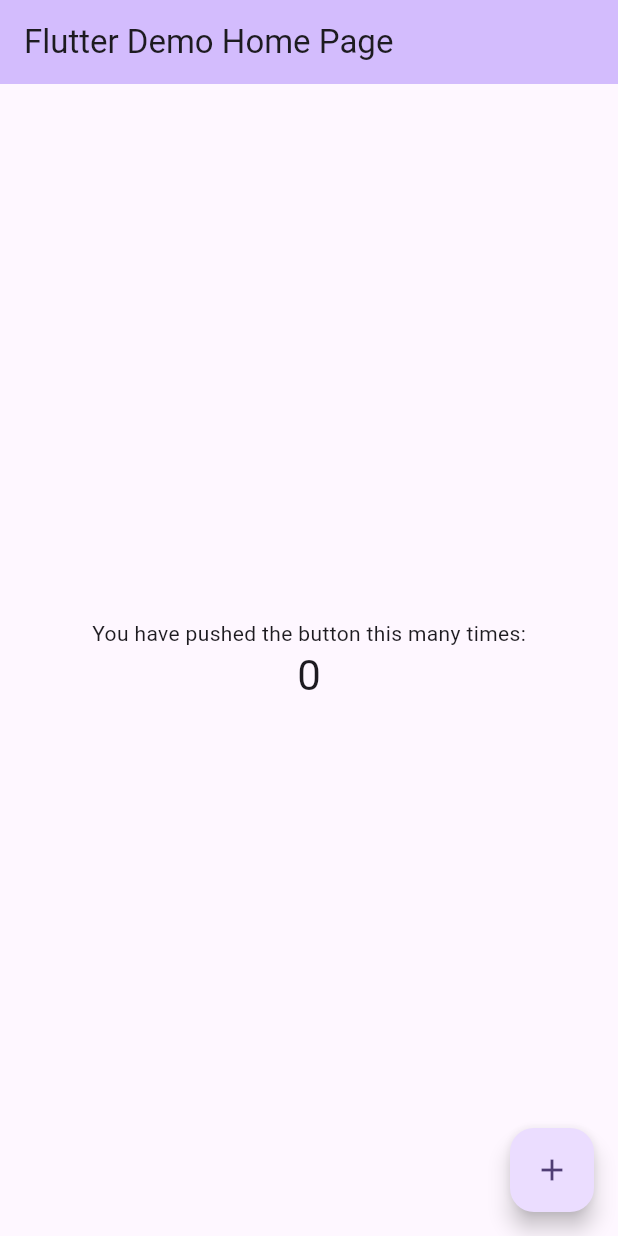
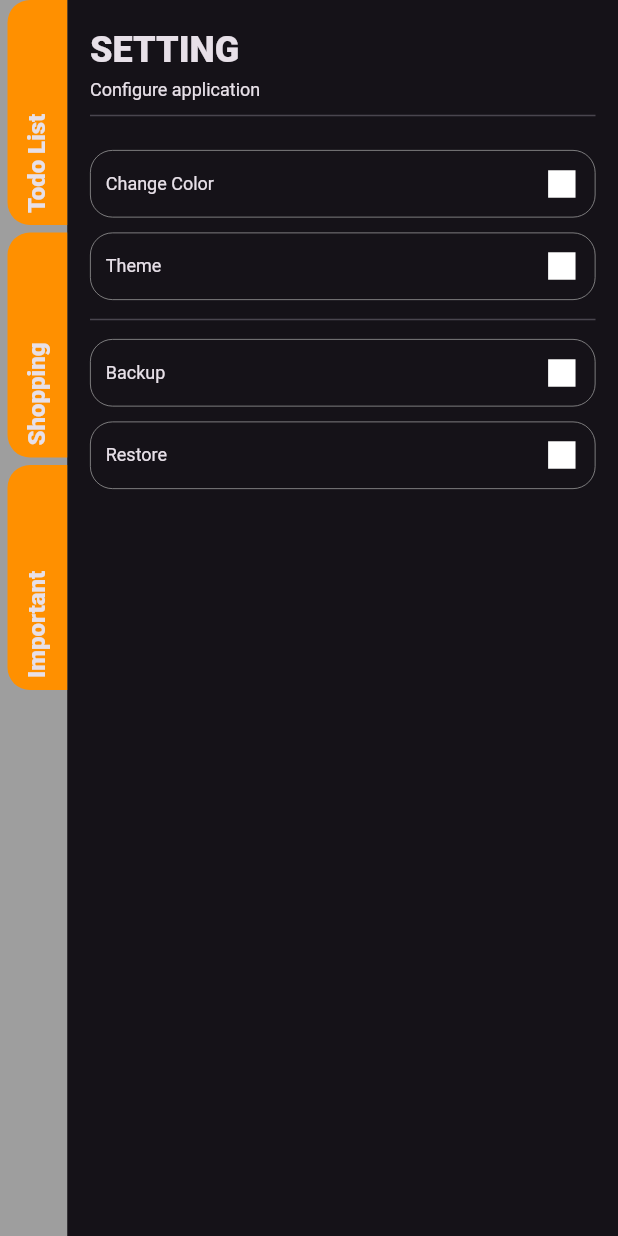
Before and after one commit to cheamseta/flutter_todo_list, a Flutter app: the screen it shows after launch, on a phone screen of 412 x 824 dp. Run offline on Flutter 3.47's test engine with Material 3 defaults, Android fonts, the phone set to English and light mode, and no system bars; our stand-ins replace get.

Commit message:
adding todo list tab layout on the side and using GetX

```diff
--- /dev/null
+++ b/lib/constant/const.dart
@@ -0,0 +1,4 @@
+class ConstValue {
+  static double roundedRadius = 15;
+  static double bodyVeritclaPadding = 20;
+}
--- /dev/null
+++ b/lib/controllers/start_page_controller.dart
@@ -0,0 +1,40 @@
+import 'package:get/get.dart';
+
+class StartPageController extends GetxController {
+  static StartPageController get ctrl => Get.put(StartPageController());
+
+  String selectedTab = "";
+
+  List<Map> tabList = [
+    {
+      "id": "39383883",
+      "title": "Todo List",
+      "color": "00000",
+    },
+    {
+      "id": "343434",
+      "title": "Shopping",
+      "color": "00000",
+    },
+    {
+      "id": "575556",
+      "title": "Important",
+      "color": "00000",
+    }
+  ];
+
+  void onViewDidLoad() {
+    selectedTab = ctrl.tabList.first['id'];
+  }
+
+  void onSelectedTab(Map tab) {
+    selectedTab = tab['id'];
+    ctrl.update();
+  }
+
+  @override
+  void onReady() {
+    onViewDidLoad();
+    super.onReady();
+  }
+}
--- a/lib/main.dart
+++ b/lib/main.dart
@@ -1,70 +1,48 @@
 import 'package:flutter/material.dart';
+import 'package:flutter_todo_list/pages/start_page.dart';
+import 'package:flutter_todo_list/theme/app_theme.dart';
+import 'package:get/get.dart';
+
+AppTheme currentTheme = AppTheme();
 
 void main() {
   runApp(const MyApp());
 }
 
-class MyApp extends StatelessWidget {
+class MyApp extends StatefulWidget {
   const MyApp({super.key});
 
-  // This widget is the root of your application.
   @override
-  Widget build(BuildContext context) {
-    return MaterialApp(
-      title: 'Flutter Demo',
-      theme: ThemeData(
-        colorScheme: ColorScheme.fromSeed(seedColor: Colors.deepPurple),
-        useMaterial3: true,
-      ),
-      home: const MyHomePage(title: 'Flutter Demo Home Page'),
-    );
+  State<StatefulWidget> createState() {
+    return _MyAppState();
   }
 }
 
-class MyHomePage extends StatefulWidget {
-  const MyHomePage({super.key, required this.title});
-
-  final String title;
-
+class _MyAppState extends State<MyApp> {
   @override
-  State<MyHomePage> createState() => _MyHomePageState();
-}
-
-class _MyHomePageState extends State<MyHomePage> {
-  int _counter = 0;
-
-  void _incrementCounter() {
-    setState(() {
-      _counter++;
+  void initState() {
+    super.initState();
+    currentTheme.addListener(() {
+      setState(() {});
     });
   }
 
   @override
   Widget build(BuildContext context) {
-    return Scaffold(
-      appBar: AppBar(
-        backgroundColor: Theme.of(context).colorScheme.inversePrimary,
-        title: Text(widget.title),
-      ),
-      body: Center(
-        child: Column(
-          mainAxisAlignment: MainAxisAlignment.center,
-          children: <Widget>[
-            const Text(
-              'You have pushed the button this many times:',
-            ),
-            Text(
-              '$_counter',
-              style: Theme.of(context).textTheme.headlineMedium,
-            ),
-          ],
-        ),
-      ),
-      floatingActionButton: FloatingActionButton(
-        onPressed: _incrementCounter,
-        tooltip: 'Increment',
-        child: const Icon(Icons.add),
-      ), // This trailing comma makes auto-formatting nicer for build methods.
+    return GetMaterialApp(
+      title: 'Flutter ToDo List',
+      theme: ThemeData(
+          colorScheme:
+              ColorScheme.fromSeed(seedColor: currentTheme.currentColor()),
+          useMaterial3: true),
+      darkTheme: ThemeData(
+          colorScheme: ColorScheme.fromSeed(
+            seedColor: currentTheme.currentColor(),
+            brightness: Brightness.dark,
+          ),
+          useMaterial3: true),
+      themeMode: currentTheme.currentTheme(),
+      home: const StartPage(),
     );
   }
 }
--- /dev/null
+++ b/lib/pages/setting_page.dart
@@ -0,0 +1,42 @@
+import 'package:flutter/material.dart';
+import 'package:flutter_todo_list/constant/const.dart';
+import 'package:flutter_todo_list/shared/components/container_widget.dart';
+import 'package:flutter_todo_list/shared/components/text_widget.dart';
+
+class SettingPage extends StatelessWidget {
+  @override
+  Widget build(BuildContext context) {
+    return ContainerWidget(
+      title: "Setting",
+      subtitle: "Configure application ",
+      body: SingleChildScrollView(
+          padding: EdgeInsets.symmetric(vertical: ConstValue.roundedRadius),
+          child: Column(
+            crossAxisAlignment: CrossAxisAlignment.start,
+            children: [
+              tile(title: "Change Color", trailing: const Icon(Icons.square)),
+              const SizedBox(height: 10),
+              tile(title: "Theme", trailing: const Icon(Icons.square)),
+              const SizedBox(height: 5),
+              const Divider(),
+              const SizedBox(height: 5),
+              tile(title: "Backup", trailing: const Icon(Icons.square)),
+              const SizedBox(height: 10),
+              tile(title: "Restore", trailing: const Icon(Icons.square)),
+            ],
+          )),
+    );
+  }
+
+  Widget tile({required String title, required Widget trailing}) {
+    return Container(
+        decoration: BoxDecoration(
+            border: Border.all(width: 0.5, color: Colors.grey),
+            borderRadius: BorderRadius.circular(ConstValue.roundedRadius)),
+        padding: const EdgeInsets.symmetric(horizontal: 10, vertical: 10),
+        child: Row(
+          mainAxisAlignment: MainAxisAlignment.spaceBetween,
+          children: [TDText.body(title), trailing],
+        ));
+  }
+}
--- /dev/null
+++ b/lib/pages/start_page.dart
@@ -0,0 +1,56 @@
+import 'package:flutter/material.dart';
+import 'package:flutter_todo_list/controllers/start_page_controller.dart';
+import 'package:flutter_todo_list/pages/setting_page.dart';
+import 'package:flutter_todo_list/shared/components/side_tab_widget.dart';
+import 'package:get/get_state_manager/get_state_manager.dart';
+
+class StartPage extends StatefulWidget {
+  const StartPage({super.key});
+
+  @override
+  State<StatefulWidget> createState() {
+    return _StartPageState();
+  }
+}
+
+class _StartPageState extends State<StartPage> {
+  StartPageController ctrl = StartPageController.ctrl;
+
+  @override
+  Widget build(BuildContext context) {
+    return GetBuilder<StartPageController>(
+        initState: (state) => ctrl.onViewDidLoad,
+        builder: (builder) =>
+            Scaffold(body: Row(children: [todoListTabCategory(), body()])));
+  }
+
+  Widget body() {
+    return Flexible(child: SettingPage());
+  }
+
+  Widget todoListTabCategory() {
+    List<Widget> list = [];
+
+    for (final tab in ctrl.tabList) {
+      list.add(Padding(
+        padding: const EdgeInsets.only(bottom: 5),
+        child: SideTabWidget(
+            tab: tab,
+            selectedId: ctrl.selectedTab,
+            onSelect: (select) => ctrl.onSelectedTab(tab)),
+      ));
+    }
+
+    return Container(
+        width: 45,
+        color: Colors.grey,
+        child: Column(
+          mainAxisAlignment: MainAxisAlignment.spaceBetween,
+          children: [
+            Column(children: list),
+            const SizedBox()
+            // SideTabWidget(tab: ),
+          ],
+        ));
+  }
+}
--- /dev/null
+++ b/lib/shared/components/container_widget.dart
@@ -0,0 +1,46 @@
+import 'package:flutter/material.dart';
+import 'package:flutter_todo_list/shared/components/text_widget.dart';
+
+class ContainerWidget extends StatelessWidget {
+  final String title;
+  final Widget body;
+  String? subtitle;
+  List<Widget>? actions;
+
+  ContainerWidget({
+    super.key,
+    required this.title,
+    required this.body,
+    this.subtitle,
+    this.actions,
+  });
+
+  @override
+  Widget build(BuildContext context) {
+    Widget subtitleWidget = const SizedBox();
+
+    if (subtitle != null) {
+      subtitleWidget = TDText.body(subtitle!);
+    }
+
+    return SafeArea(
+        child: Container(
+            color: Theme.of(context).canvasColor,
+            padding: const EdgeInsets.symmetric(horizontal: 15, vertical: 15),
+            child: Column(
+              crossAxisAlignment: CrossAxisAlignment.start,
+              mainAxisAlignment: MainAxisAlignment.start,
+              children: [
+                Row(
+                    mainAxisAlignment: MainAxisAlignment.spaceBetween,
+                    children: [
+                      TDText.header(title.toUpperCase(), isBold: true),
+                      Row(children: actions ?? [])
+                    ]),
+                subtitleWidget,
+                const Divider(),
+                Expanded(child: body)
+              ],
+            )));
+  }
+}
--- /dev/null
+++ b/lib/shared/components/side_tab_widget.dart
@@ -0,0 +1,37 @@
+import 'package:flutter/material.dart';
+import 'package:flutter_todo_list/constant/const.dart';
+import 'package:flutter_todo_list/shared/components/text_widget.dart';
+
+class SideTabWidget extends StatelessWidget {
+  final Map tab;
+  final Function(Map) onSelect;
+  final String selectedId;
+
+  const SideTabWidget({
+    super.key,
+    required this.tab,
+    required this.onSelect,
+    required this.selectedId,
+  });
+
+  @override
+  Widget build(BuildContext context) {
+    return InkWell(
+        onTap: () => onSelect.call(tab),
+        child: Container(
+          constraints: const BoxConstraints(minHeight: 150),
+          margin: const EdgeInsets.only(left: 5),
+          decoration: BoxDecoration(
+              color: selectedId == tab['id']
+                  ? Theme.of(context).canvasColor
+                  : Color(0xFFFF9000),
+              borderRadius: BorderRadius.only(
+                  bottomLeft: Radius.circular(ConstValue.roundedRadius),
+                  topLeft: Radius.circular(ConstValue.roundedRadius))),
+          padding: const EdgeInsets.symmetric(horizontal: 8, vertical: 8),
+          child: RotatedBox(
+              quarterTurns: 3,
+              child: TDText.subtitle(tab['title'], isBold: true)),
+        ));
+  }
+}
--- /dev/null
+++ b/lib/shared/components/text_widget.dart
@@ -0,0 +1,258 @@
+// ignore_for_file: must_be_immutable
+
+import 'package:flutter/material.dart';
+import 'package:flutter_todo_list/theme/text_style.dart';
+
+class TDText extends StatelessWidget {
+  final String text;
+  final TextStyle textStyle;
+  bool isBold;
+  TextAlign align;
+  bool isCross;
+  int maxLine;
+  TextOverflow? textOverflow;
+
+  TDText({
+    super.key,
+    required this.text,
+    required this.textStyle,
+    this.isBold = false,
+    this.align = TextAlign.center,
+    this.isCross = false,
+    this.textOverflow,
+    this.maxLine = 3,
+  });
+
+  @override
+  Widget build(BuildContext context) {
+    return Text(
+      text,
+      overflow: textOverflow,
+      maxLines: maxLine,
+      textAlign: align,
+      style: textStyle,
+    );
+  }
+
+  static Widget title(
+    String text, {
+    isBold = false,
+    align = TextAlign.left,
+    isCross = false,
+    maxLine = 3,
+    TextOverflow? textOverflow,
+    Color? color,
+  }) {
+    return _BWTextTitleWidget(
+        text: text,
+        isBold: isBold,
+        isCross: isCross,
+        align: align,
+        maxLine: maxLine,
+        color: color,
+        textOverflow: textOverflow);
+  }
+
+  static TDText header(String text,
+      {isBold = false, align = TextAlign.left, isCross = false, maxLine = 3}) {
+    final titleStyle = BWTextStyle.headline(isBold: isBold, isCross: isCross);
+    return TDText(
+      maxLine: maxLine,
+      align: align,
+      textStyle: titleStyle,
+      text: text,
+    );
+  }
+
+  static Widget body(
+    String text, {
+    bool isBold = false,
+    int maxLine = 20,
+    TextOverflow? textOverflow,
+    align = TextAlign.left,
+    isCross = false,
+    Color? color,
+  }) {
+    return _BWTextBodyWidget(
+        text: text,
+        isBold: isBold,
+        isCross: isCross,
+        align: align,
+        maxLine: maxLine,
+        color: color,
+        textOverflow: textOverflow);
+  }
+
+  static Widget subtitle(
+    String text, {
+    bool isBold = false,
+    int maxLine = 1,
+    align = TextAlign.left,
+    isCross = false,
+    Color? color,
+    TextOverflow? textOverflow,
+  }) {
+    return _BWTextSubtitleWidget(
+      maxLine: maxLine,
+      align: align,
+      isBold: isBold,
+      isCross: isCross,
+      text: text,
+      color: color,
+      textOverflow: textOverflow,
+    );
+  }
+
+  static TDText caption(
+    String text, {
+    bool isBold = false,
+    color = Colors.black,
+    TextAlign align = TextAlign.center,
+    isCross = false,
+    int maxLine = 10,
+  }) {
+    final titleStyle =
+        BWTextStyle.caption(isBold: isBold, isCross: isCross, color: color);
+    return TDText(
+      maxLine: maxLine,
+      align: align,
+      textStyle: titleStyle,
+      text: text,
+    );
+  }
+
+  static TDText tiny(
+    String text, {
+    bool isBold = false,
+    color = Colors.black,
+    TextAlign align = TextAlign.left,
+    int maxLine = 2,
+    bool isCross = false,
+  }) {
+    final titleStyle =
+        BWTextStyle.tiny(isBold: isBold, isCross: isCross, color: color);
+    return TDText(
+      maxLine: maxLine,
+      align: align,
+      textStyle: titleStyle,
+      text: text,
+    );
+  }
+
+  static Text tinier(String text,
+      {bool isBold = false,
+      color = Colors.black,
+      TextAlign align = TextAlign.left,
+      bool isCross = false,
+      int maxLine = 1}) {
+    return Text(text,
+        maxLines: maxLine,
+        textAlign: align,
+        style:
+            BWTextStyle.tinier(isBold: isBold, color: color, isCross: isCross));
+  }
+}
+
+class _BWTextTitleWidget extends StatelessWidget {
+  final String text;
+  bool isBold;
+  TextAlign align;
+  bool isCross;
+  int maxLine;
+  TextOverflow? textOverflow;
+  Color? color;
+
+  _BWTextTitleWidget({
+    required this.text,
+    this.isBold = false,
+    this.align = TextAlign.left,
+    this.isCross = false,
+    this.textOverflow,
+    this.maxLine = 3,
+    this.color,
+  });
+
+  @override
+  Widget build(BuildContext context) {
+    return TDText(
+      maxLine: maxLine,
+      align: align,
+      textStyle: BWTextStyle.title(
+        isBold: isBold,
+        isCross: isCross,
+        color: color,
+        context: context,
+      ),
+      text: text,
+    );
+  }
+}
+
+class _BWTextSubtitleWidget extends StatelessWidget {
+  final String text;
+  bool isBold;
+  TextAlign align;
+  bool isCross;
+  int maxLine;
+  TextOverflow? textOverflow;
+  Color? color;
+
+  _BWTextSubtitleWidget({
+    required this.text,
+    this.isBold = false,
+    this.align = TextAlign.center,
+    this.isCross = false,
+    this.maxLine = 3,
+    this.textOverflow,
+    this.color,
+  });
+
+  @override
+  Widget build(BuildContext context) {
+    return TDText(
+      maxLine: maxLine,
+      align: align,
+      textStyle: BWTextStyle.subtitle(
+        isBold: isBold,
+        isCross: isCross,
+        color: color,
+        context: context,
+      ),
+      text: text,
+    );
+  }
+}
+
+class _BWTextBodyWidget extends StatelessWidget {
+  final String text;
+  bool isBold;
+  TextAlign align;
+  bool isCross;
+  int maxLine;
+  TextOverflow? textOverflow;
+  Color? color;
+
+  _BWTextBodyWidget(
+      {required this.text,
+      this.isBold = false,
+      this.align = TextAlign.center,
+      this.isCross = false,
+      this.textOverflow,
+      this.maxLine = 3,
+      this.color});
+
+  @override
+  Widget build(BuildContext context) {
+    return TDText(
+      maxLine: maxLine,
+      align: align,
+      textStyle: BWTextStyle.body(
+        isBold: isBold,
+        isCross: isCross,
+        color: color,
+        context: context,
+      ),
+      text: text,
+    );
+  }
+}
--- /dev/null
+++ b/lib/theme/app_theme.dart
@@ -0,0 +1,24 @@
+import 'package:flutter/material.dart';
+
+class AppTheme with ChangeNotifier {
+  static bool _isDark = true;
+  static Color _color = Colors.deepPurple;
+
+  ThemeMode currentTheme() {
+    return _isDark ? ThemeMode.dark : ThemeMode.light;
+  }
+
+  Color currentColor() {
+    return _color;
+  }
+
+  void onSwitch() {
+    _isDark = !_isDark;
+    notifyListeners();
+  }
+
+  void onChangeColor(Color newColor) {
+    _color = newColor;
+    notifyListeners();
+  }
+}
--- /dev/null
+++ b/lib/theme/text_style.dart
@@ -0,0 +1,98 @@
+import 'package:flutter/material.dart';
+
+class BWTextStyle {
+  BWTextStyle._();
+
+  static TextStyle body({
+    required BuildContext context,
+    Color? color,
+    isBold = false,
+    isCross = false,
+  }) {
+    double size = Theme.of(context).textTheme.bodySmall?.fontSize ?? 14;
+    return textSyleInColorSize(color, size, isBold: isBold, isCross: isCross);
+  }
+
+  static TextStyle caption({
+    Color? color,
+    isBold = false,
+    isCross = false,
+  }) {
+    return textSyleInColorSize(color, 12, isBold: isBold, isCross: isCross);
+  }
+
+  static TextStyle title({
+    required BuildContext context,
+    Color? color,
+    isBold = false,
+    isCross = false,
+  }) {
+    double size = Theme.of(context).textTheme.titleLarge?.fontSize ?? 20;
+    return textSyleInColorSize(
+      color,
+      size,
+      isBold: isBold,
+      isCross: isCross,
+    );
+  }
+
+  static TextStyle customized({
+    Color? color,
+    isBold = false,
+    double size = 15,
+  }) {
+    return textSyleInColorSize(color, size, isBold: isBold);
+  }
+
+  static TextStyle headline({
+    Color? color,
+    isBold = false,
+    isCross = false,
+  }) {
+    return textSyleInColorSize(color, 24, isBold: isBold, isCross: isCross);
+  }
+
+  static TextStyle subtitle({
+    required BuildContext context,
+    Color? color,
+    isBold = false,
+    isCross = false,
+  }) {
+    double size = Theme.of(context).textTheme.titleMedium?.fontSize ?? 18;
+    return textSyleInColorSize(color, size, isBold: isBold, isCross: isCross);
+  }
+
+  static TextStyle tiny({
+    Color? color,
+    isBold = false,
+    isCross = false,
+  }) {
+    return textSyleInColorSize(color, 10, isBold: isBold, isCross: isCross);
+  }
+
+  static TextStyle tinier({
+    Color? color,
+    isBold = false,
+    isCross = false,
+  }) {
+    return textSyleInColorSize(color, 8, isBold: isBold, isCross: isCross);
+  }
+
+  static TextStyle textSyleInColorSize(
+    Color? color,
+    double fontSize, {
+    bool isBold = false,
+    bool isCross = false,
+    String? fontFamily,
+  }) {
+    return TextStyle(
+      fontFamily: fontFamily,
+      fontWeight: isBold ? FontWeight.w800 : FontWeight.w400,
+      fontSize: fontSize,
+      decoration: isCross ? TextDecoration.lineThrough : null,
+      letterSpacing: 0,
+      height: 1.5,
+      color: color,
+    );
+  }
+}
--- a/pubspec.yaml
+++ b/pubspec.yaml
@@ -34,6 +34,7 @@ dependencies:
 
   # The following adds the Cupertino Icons font to your application.
   # Use with the CupertinoIcons class for iOS style icons.
+  get: ^4.6.6
   cupertino_icons: ^1.0.6
 
 dev_dependencies:
```
Also changed, not shown: 2 other files.
